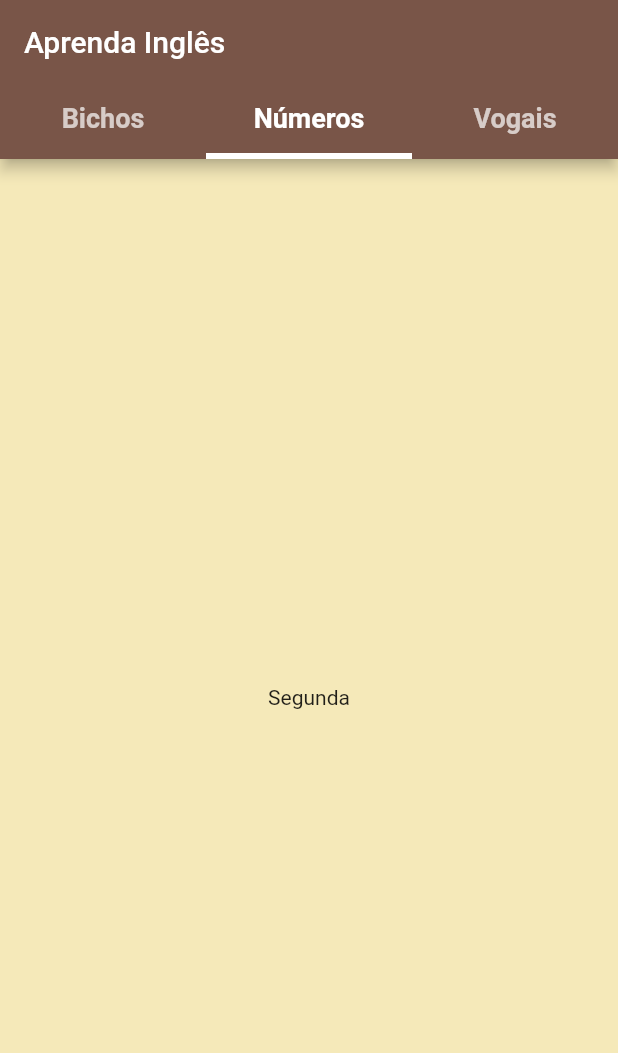
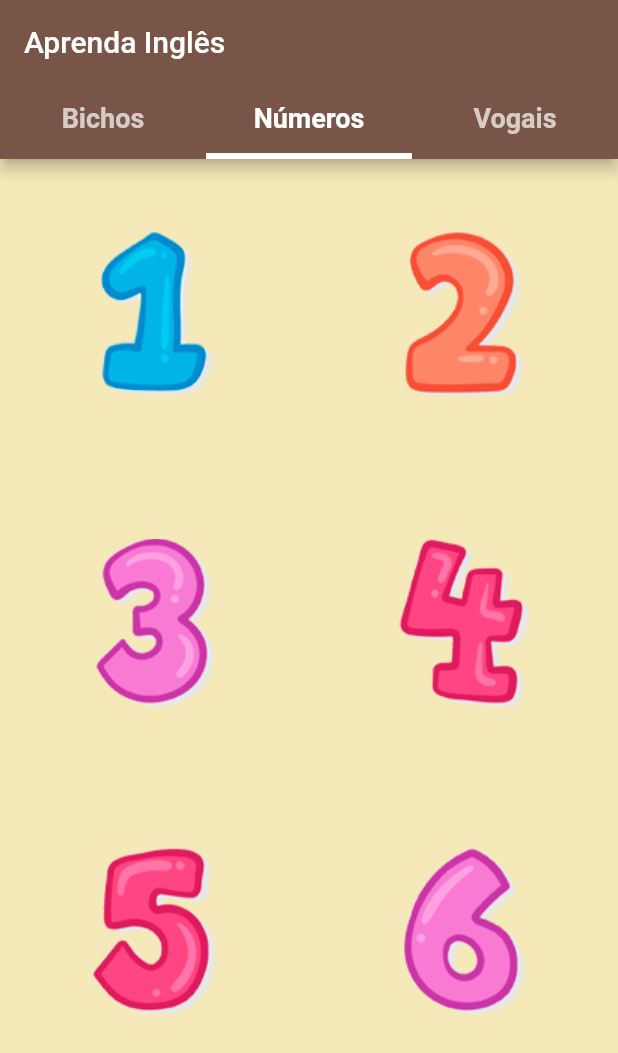
Before and after one commit to hugo-paiva-cw/aprenda_ingles, a Flutter app: the screen it shows after launch, tab 2 chosen, on a phone screen of 412 x 824 dp. Shown: the top 1053 px of the screen. Run offline on Flutter 3.47's test engine with Material 2 defaults, Android fonts, the light colour scheme and no system bars.

Commit message:
Adding Numbers widget and fixing Animals widget name.

```diff
--- a/lib/home.dart
+++ b/lib/home.dart
@@ -1,4 +1,5 @@
-import 'package:aprenda_ingles/bichos.dart';
+import 'package:aprenda_ingles/animals.dart';
+import 'package:aprenda_ingles/numbers.dart';
 import 'package:flutter/material.dart';
 
 class Home extends StatefulWidget {
@@ -54,8 +55,8 @@ class _HomeState extends State<Home> with SingleTickerProviderStateMixin {
         child: TabBarView(
             controller: _tabController,
             children: const [
-              Bichos(),
-              Center(child: Text('Segunda')),
+              Animals(),
+              Numbers(),
               Center(child: Text('Terceira')),
             ]
         ),
--- /dev/null
+++ b/lib/numbers.dart
@@ -0,0 +1,44 @@
+import 'package:flutter/material.dart';
+
+class Numbers extends StatefulWidget {
+  const Numbers({Key? key}) : super(key: key);
+
+  @override
+  State<Numbers> createState() => _NumbersState();
+}
+
+class _NumbersState extends State<Numbers> {
+  @override
+  Widget build(BuildContext context) {
+    return GridView.count(
+        crossAxisCount: 2,
+        childAspectRatio: MediaQuery.of(context).size.aspectRatio * 2,
+        children: [
+          GestureDetector(
+            onTap: () {},
+            child: Image.asset('assets/images/1.png'),
+          ),
+          GestureDetector(
+            onTap: () {},
+            child: Image.asset('assets/images/2.png'),
+          ),
+          GestureDetector(
+            onTap: () {},
+            child: Image.asset('assets/images/3.png'),
+          ),
+          GestureDetector(
+            onTap: () {},
+            child: Image.asset('assets/images/4.png'),
+          ),
+          GestureDetector(
+            onTap: () {},
+            child: Image.asset('assets/images/5.png'),
+          ),
+          GestureDetector(
+            onTap: () {},
+            child: Image.asset('assets/images/6.png'),
+          ),
+        ],
+    );
+  }
+}
```
Also changed, not shown: lib/animals.dart (renamed from lib/bichos.dart, +8 -6 lines).
